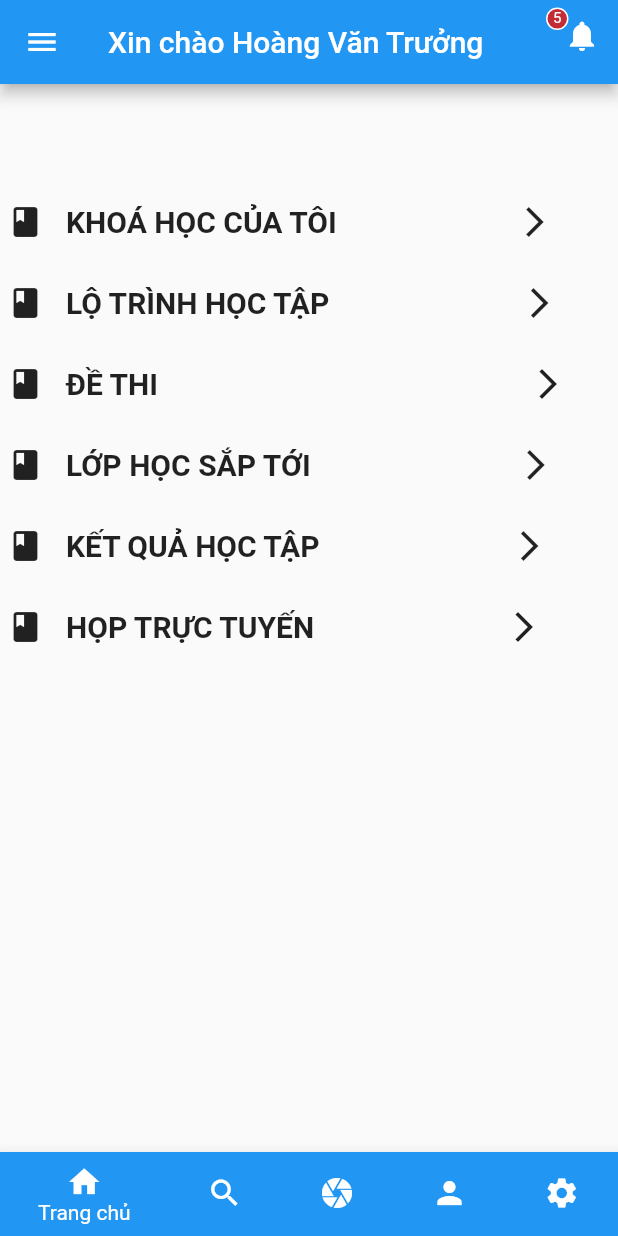
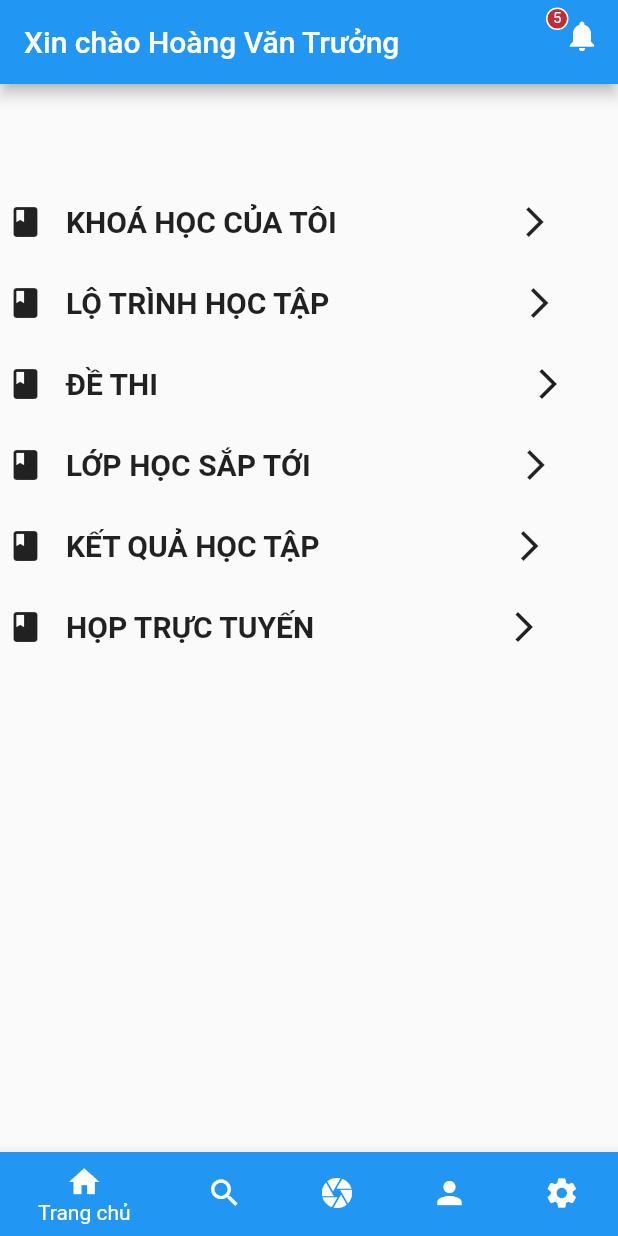
Before and after one commit to TeamLearnHub/EducationAdlead, a Flutter app: the HomeTabPage screen opened directly, on a phone screen of 412 x 824 dp. Run offline on Flutter 3.47's test engine with Material 2 defaults, Android fonts, the phone set to English and light mode, and no system bars; our stand-ins replace chewie, rxdart, shared_preferences, video_player; accounts and stored records are empty; key blocks and very long unbroken strings in the code were emptied for the run.

```diff
--- a/flutter_app/lib/views/home/home_tab.dart
+++ b/flutter_app/lib/views/home/home_tab.dart
@@ -3,6 +3,7 @@ import 'package:flutter/material.dart';
 import 'package:flutter_app/views/classes/all_classes.dart';
 import 'package:flutter_app/views/home/home_view.dart';
 import 'package:flutter_app/views/loadmore/tab.dart';
+import 'package:flutter_app/views/test/test.dart';
 
 class HomeTabApp extends StatelessWidget {
   @override
@@ -29,7 +30,7 @@ class HomeTabState extends State<HomeTabPage> {
     HomeApp(),
     ClassesApp(),
     HomeScreen(),
-    Center(child: Text('Profile')),
+    MyAppTest(),
     Center(child: Text('Profile')),
   ];
 
@@ -71,51 +72,6 @@ class HomeTabState extends State<HomeTabPage> {
           )
         ],
       ),
-      drawer: Drawer(
-        child: Column(
-          mainAxisAlignment: MainAxisAlignment.start,
-          children: <Widget>[
-            SizedBox(height: 50.0),
-            Text('Danh mục khoá học',
-                style: TextStyle(
-                    color: Colors.black,
-                    fontWeight: FontWeight.bold,
-                    fontSize: 18.0)),
-            SizedBox(height: 30.0),
-            Container(
-//              decoration: const BoxDecoration(
-//                  border: Border(
-//                      bottom:
-//                      BorderSide(width: 4.0, color: Color(0xFF000000)))),
-              child: GestureDetector(
-                onTap: () {
-                  Navigator.of(context).pop();
-                  Navigator.push(context, MaterialPageRoute(builder: (context) {
-                    return ClassesApp();
-                  }));
-                },
-                child: Row(
-                  children: <Widget>[
-                    Container(
-                      margin: const EdgeInsets.only(left: 15.0, right: 10.0),
-                      child: Icon(Icons.settings),
-                    ),
-                    Container(
-                      margin: const EdgeInsets.only(left: 5.0),
-                      child: Text(
-                        'Tất cả',
-                        textAlign: TextAlign.left,
-                        style: TextStyle(
-                            fontWeight: FontWeight.bold, fontSize: 16.0),
-                      ),
-                    ),
-                  ],
-                ),
-              ),
-            ),
-          ],
-        ),
-      ),
       body: tabs[_currentIndex],
       bottomNavigationBar: BottomNavigationBar(
         currentIndex: _currentIndex,
```
Also changed, not shown: flutter_app/lib/views/home/home_view.dart (+0 -42 lines), 2 other files.
